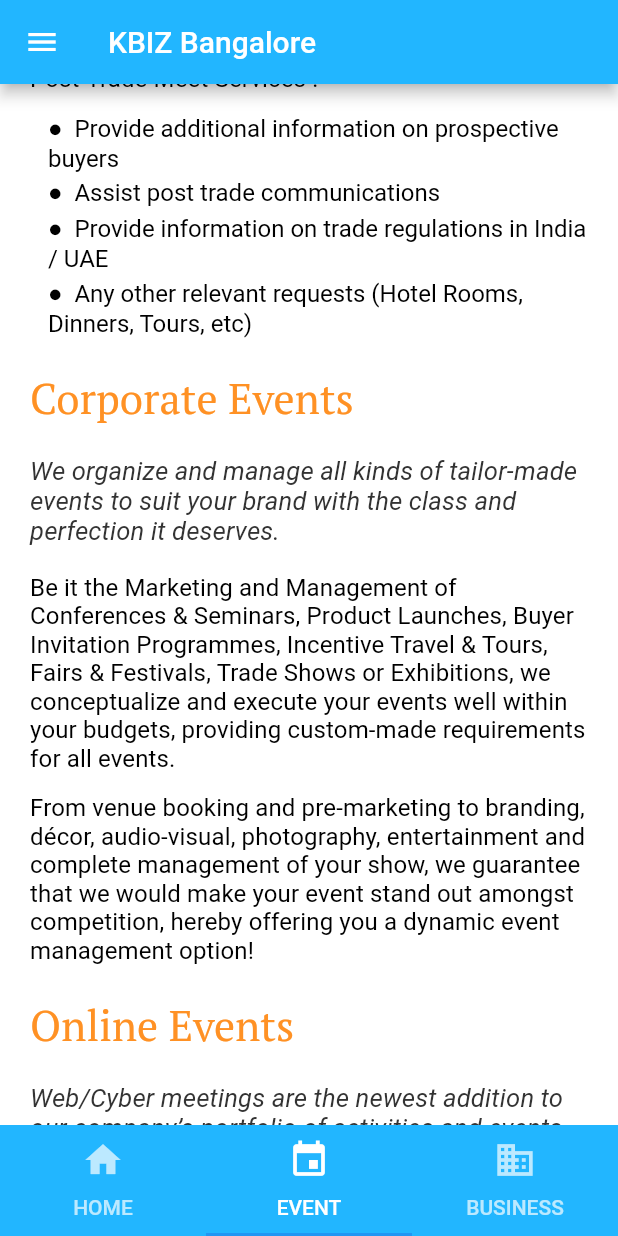
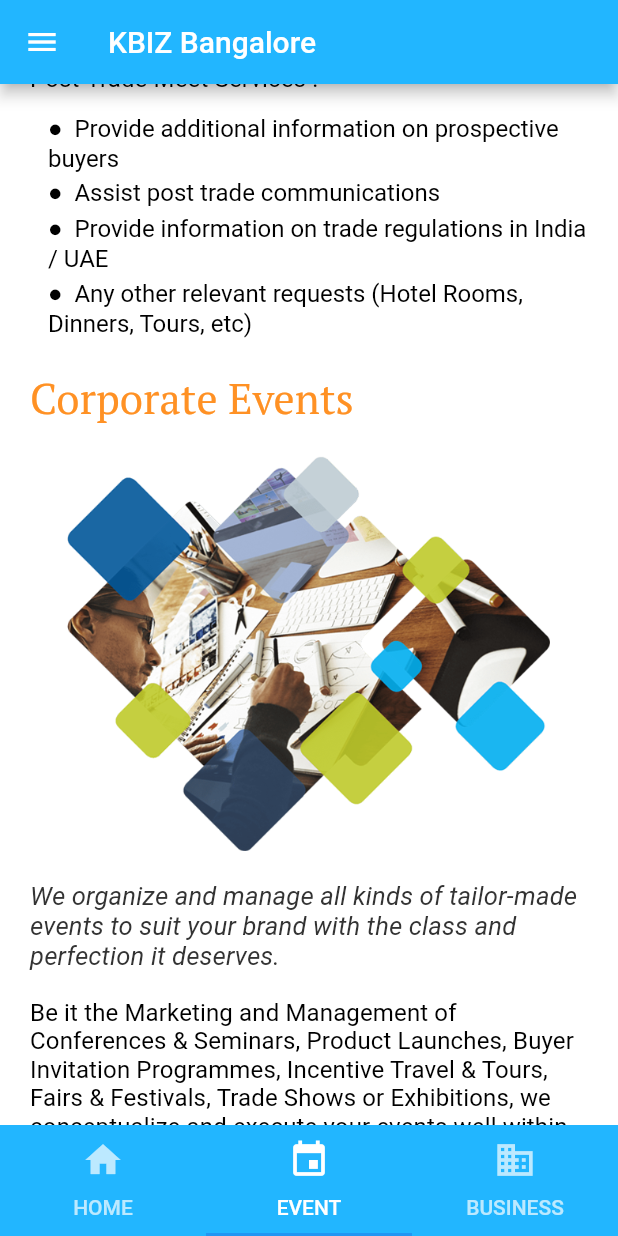
Before and after one commit to bobbohee/kbiz-india, a Flutter app: the screen it shows after launch, item 2 of the bottom bar chosen, scrolled down 1728 dp, on a phone screen of 412 x 824 dp. Run offline on Flutter 3.47's test engine with Material 2 defaults, Android fonts, the phone set to English and light mode, and no system bars; our stand-ins replace splashscreen.

Commit message:
Add : add image in the Events screen :cake:

```diff
--- a/lib/routes/my_tab.dart
+++ b/lib/routes/my_tab.dart
@@ -54,7 +54,6 @@ class _MyTabState extends State<MyTab> with SingleTickerProviderStateMixin {
         padding: EdgeInsets.all(20.0),
         children: <Widget>[
           Container(
-            // margin: EdgeInsets.only(bottom: 20.0),
             child: Text(
               'Buyer-Seller Meetings',
               style: TextStyle(
@@ -68,7 +67,7 @@ class _MyTabState extends State<MyTab> with SingleTickerProviderStateMixin {
           Container(
             margin: EdgeInsets.all(20.0),
             padding: EdgeInsets.all(0.0),
-            child: Image.asset('assets/images/contents/events-meeting.png')
+            child: Image.asset('assets/images/contents/events-buyer-seller-meeting-600.png')
           ),
           Container(
             margin: EdgeInsets.only(bottom: 18.0),
@@ -482,7 +481,6 @@ class _MyTabState extends State<MyTab> with SingleTickerProviderStateMixin {
             ),
           ),
           Container(
-            margin: EdgeInsets.only(bottom: 20.0),
             child: Text(
               'Corporate Events',
               style: TextStyle(
@@ -492,6 +490,11 @@ class _MyTabState extends State<MyTab> with SingleTickerProviderStateMixin {
                 color: Color(0xffff9124),
               ),
             ),
+          ),
+          Container(
+            margin: EdgeInsets.all(20.0),
+            padding: EdgeInsets.all(0.0),
+            child: Image.asset('assets/images/contents/events-corporate-events-600.png')
           ),
           Container(
             margin: EdgeInsets.only(bottom: 18.0),
@@ -531,7 +534,6 @@ class _MyTabState extends State<MyTab> with SingleTickerProviderStateMixin {
             ),
           ),
           Container(
-            margin: EdgeInsets.only(bottom: 20.0),
             child: Text(
               'Online Events',
               style: TextStyle(
@@ -541,6 +543,11 @@ class _MyTabState extends State<MyTab> with SingleTickerProviderStateMixin {
                 color: Color(0xffff9124),
               ),
             ),
+          ),
+          Container(
+            margin: EdgeInsets.all(20.0),
+            padding: EdgeInsets.all(0.0),
+            child: Image.asset('assets/images/contents/events-online-events-600.png')
           ),
           Container(
             margin: EdgeInsets.only(bottom: 18.0),
@@ -568,7 +575,6 @@ class _MyTabState extends State<MyTab> with SingleTickerProviderStateMixin {
             ),
           ),
           Container(
-            margin: EdgeInsets.only(bottom: 20.0),
             child: Text(
               'Marketing & Research',
               style: TextStyle(
@@ -578,6 +584,11 @@ class _MyTabState extends State<MyTab> with SingleTickerProviderStateMixin {
                 color: Color(0xffff9124),
               ),
             ),
+          ),
+          Container(
+            margin: EdgeInsets.all(20.0),
+            padding: EdgeInsets.all(0.0),
+            child: Image.asset('assets/images/contents/events-marketing-research-600.png')
           ),
           Container(
             margin: EdgeInsets.only(bottom: 18.0),
```
Also changed, not shown: assets/images/contents/events-buyer-seller-meeting-600.png (added), assets/images/contents/events-corporate-events-600.png (added), assets/images/contents/events-marketing-research-600.png (added), assets/images/contents/events-meeting.png (deleted), assets/images/contents/events-online-events-600.png (added), assets/images/logos/india-128.png (deleted).
